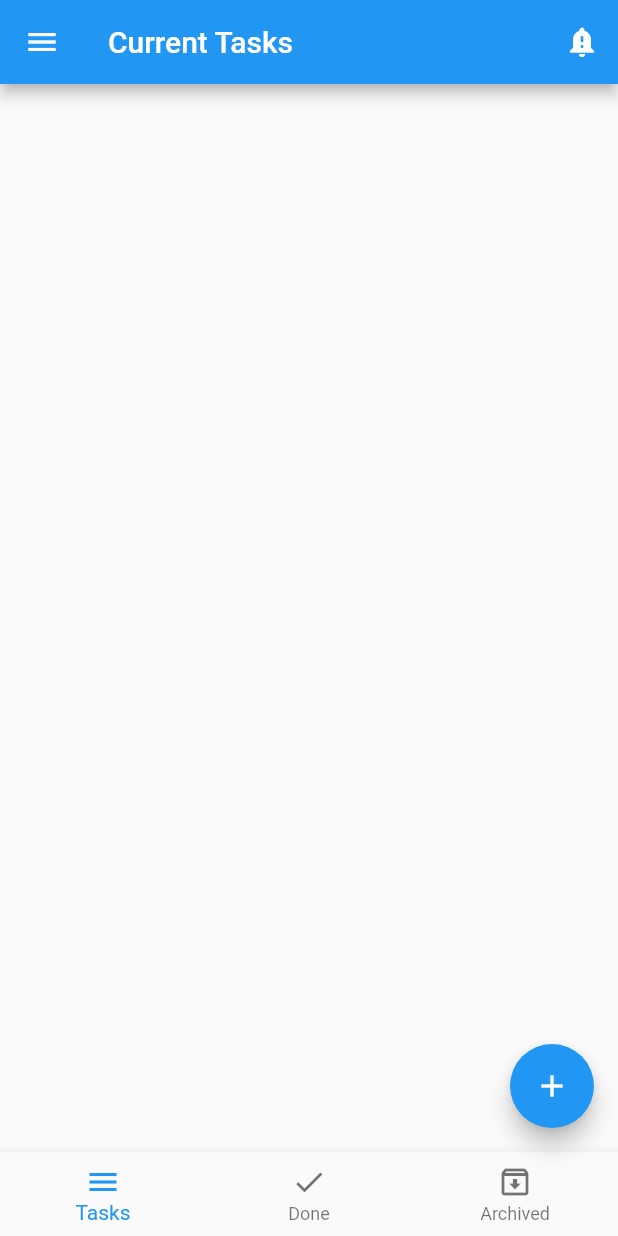
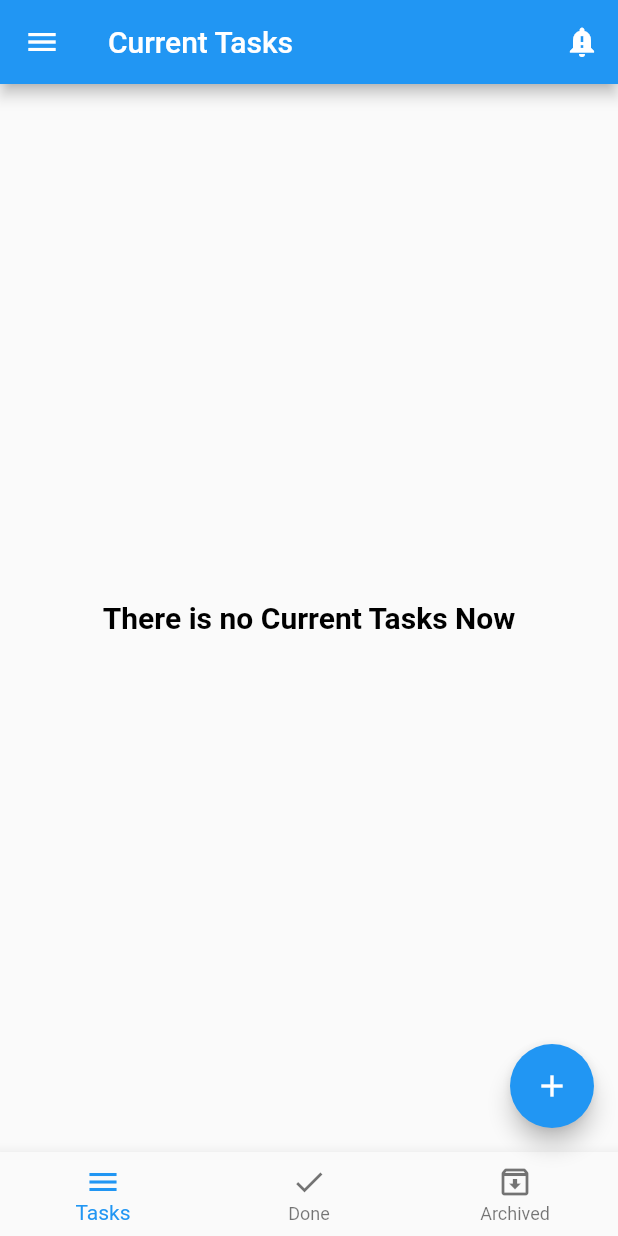
Before and after one commit to KareemTahaAbdelfattah/Todo_App, a Flutter app: the screen it shows after launch, on a phone screen of 412 x 824 dp. Run offline on Flutter 3.47's test engine with Material 2 defaults, Android fonts, the phone set to English and light mode, and no system bars; our stand-ins replace flutter_bloc, flutter_conditional_rendering, sqflite; accounts and stored records are empty.

Commit message:
Todo App

```diff
--- a/lib/modules/tasks/tasks.dart
+++ b/lib/modules/tasks/tasks.dart
@@ -1,5 +1,6 @@
 import 'package:flutter/material.dart';
 import 'package:flutter_bloc/flutter_bloc.dart';
+import 'package:flutter_conditional_rendering/conditional.dart';
 import 'package:untitled/shared/bloc/cubit.dart';
 import 'package:untitled/shared/bloc/states.dart';
 
@@ -10,7 +11,22 @@ class TodoTasks extends StatelessWidget {
   @override
   Widget build(BuildContext context) {
     return BlocConsumer<AppCubit, AppStates>(
-      builder: (context, state) => Padding(
+      builder: (context, state) => Conditional.single(
+        conditionBuilder: (context) => AppCubit.get(context).NewTasks.length > 0,
+        fallbackBuilder: (context) => Padding(
+          padding: const EdgeInsets.all(20.0),
+          child: Center(
+            child: Text(
+              "There is no Current Tasks Now",
+              style: TextStyle(
+                fontSize: 20.0,
+                fontWeight: FontWeight.bold,
+                color: Colors.black,
+              ),
+            ),
+          ),
+        ),
+        widgetBuilder: (context) => Padding(
           padding: const EdgeInsets.all(20.0),
           child: ListView.separated(
               itemBuilder: (context, index) => DefaultTaskScreen(AppCubit.get(context).NewTasks[index], context),
@@ -24,6 +40,8 @@ class TodoTasks extends StatelessWidget {
               ),
               itemCount: AppCubit.get(context).NewTasks.length),
         ),
+        context: context,
+      ),
       listener: (context, state)
       {
 
--- a/lib/shared/bloc/states.dart
+++ b/lib/shared/bloc/states.dart
@@ -12,6 +12,8 @@ class AppInsertDataBase extends AppStates{}
 
 class AppUpdateDataBase extends AppStates{}
 
+class AppDeleteDataBase extends AppStates{}
+
 class FabIconChange extends AppStates{}
 
 class ChangeNumOfList extends AppStates{}
--- a/pubspec.yaml
+++ b/pubspec.yaml
@@ -38,6 +38,7 @@ dependencies:
   intl: ^0.17.0-nullsafety.2
   flutter_conditional_rendering: ^2.0.0
   flutter_bloc: ^8.1.1
+
 
 
 dev_dependencies:
```
Also changed, not shown: lib/modules/archived_tasks/archived_tasks.dart (+19 -1 lines), lib/modules/done_tasks/done_tasks.dart (+19 -1 lines), lib/shared/bloc/cubit.dart (+15 -0 lines), lib/shared/component/components.dart (+78 -1 lines). Lines whose indentation alone changed are shown as unchanged.
